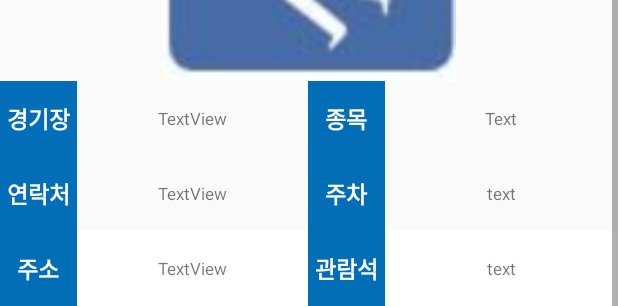
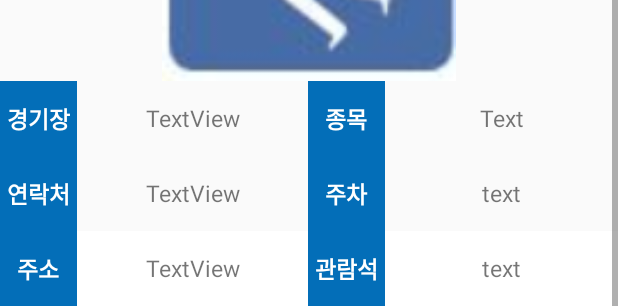
Before and after one commit to aekik1118/DOLMONO, an Android app: the layout jongmok_layout.xml on its own in the app's theme, with its tools: preview values and no code run, scrolled down 107 dp, on a phone screen of 412 x 824 dp. Shown: the part 930-1236 px from the top of the screen. Run offline under Robolectric (Android 15) with nearby library versions, the phone set to English and light mode, and no system bars.

Commit message:
경기 상세보기 디자인 변경3

```diff
--- a/app/src/main/res/layout/jongmok_layout.xml
+++ b/app/src/main/res/layout/jongmok_layout.xml
@@ -99,7 +99,7 @@
                     android:layout_weight="1.5"
                     android:gravity="center"
                     android:text="TextView"
-                    android:textSize="11sp" />
+                    android:textSize="15sp" />
 
                 <TextView
                     android:id="@+id/textView19"
@@ -120,7 +120,7 @@
                     android:layout_weight="1.5"
                     android:gravity="center"
                     android:text="Text"
-                    android:textSize="11sp" />
+                    android:textSize="15sp" />
             </LinearLayout>
 
             <LinearLayout
@@ -148,7 +148,7 @@
                     android:layout_weight="1.5"
                     android:gravity="center"
                     android:text="TextView"
-                    android:textSize="11sp" />
+                    android:textSize="15sp" />
 
                 <TextView
                     android:id="@+id/textView18"
@@ -169,7 +169,7 @@
                     android:layout_weight="1.5"
                     android:gravity="center"
                     android:text="text"
-                    android:textSize="11sp" />
+                    android:textSize="15sp" />
             </LinearLayout>
 
             <LinearLayout
@@ -199,7 +199,7 @@
                     android:layout_weight="1.5"
                     android:gravity="center"
                     android:text="TextView"
-                    android:textSize="11sp" />
+                    android:textSize="15sp" />
 
                 <TextView
                     android:id="@+id/textView22"
@@ -220,7 +220,7 @@
                     android:layout_weight="1.5"
                     android:gravity="center"
                     android:text="text"
-                    android:textSize="11sp" />
+                    android:textSize="15sp" />
             </LinearLayout>
 
         </LinearLayout>
```
